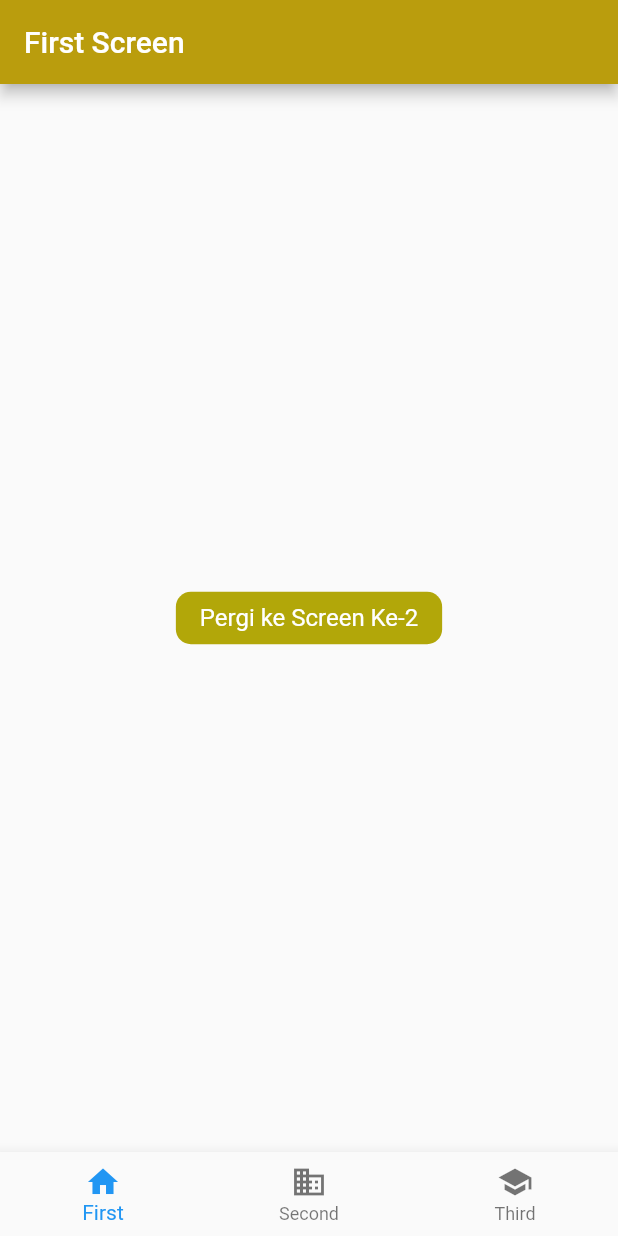
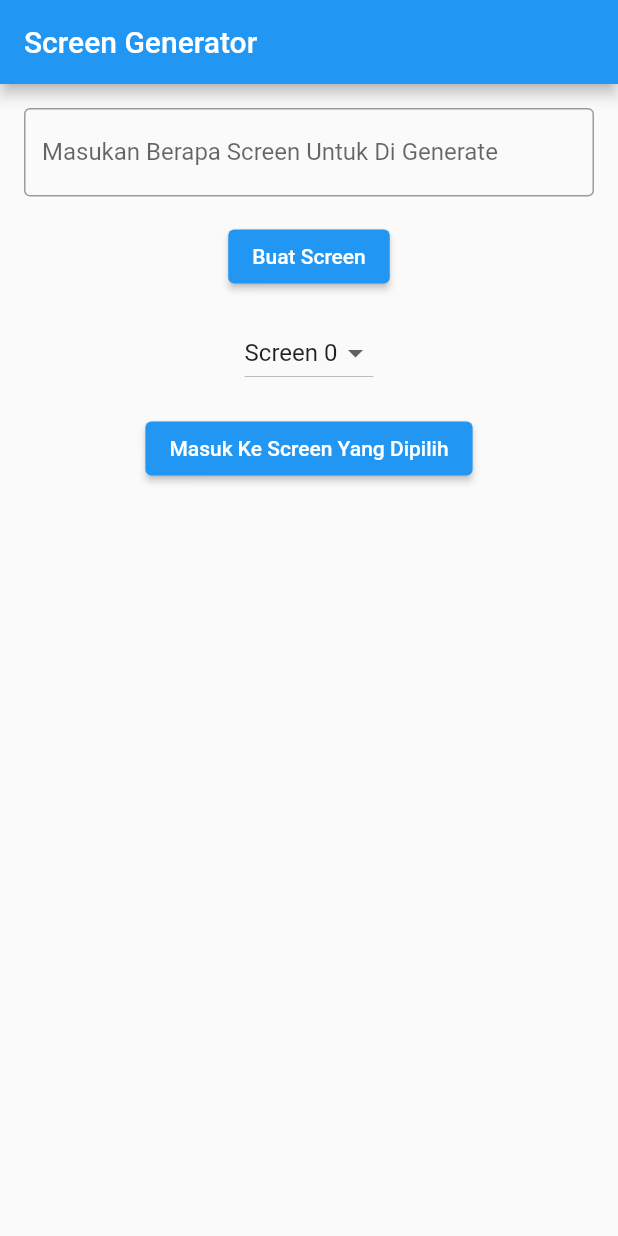
Before and after one commit to rinogabriel/tugaslabflutter, a Flutter app: the screen it shows after launch, on a phone screen of 412 x 824 dp. Run offline on Flutter 3.47's test engine with Material 2 defaults, Android fonts, the light colour scheme and no system bars.

Commit message:
first commit

```diff
--- a/lib/first_screen.dart
+++ b/lib/first_screen.dart
@@ -1,37 +1,90 @@
 import 'package:flutter/material.dart';
-import 'second_screen.dart';
+// import 'second_screen.dart';
 
-class FirstScreen extends StatelessWidget {
+void main() {
+  runApp(MyApp());
+}
+
+class MyApp extends StatelessWidget {
+  @override
+  Widget build(BuildContext context) {
+    return MaterialApp(
+      home: FirstScreen(),
+    );
+  }
+}
+
+class FirstScreen extends StatefulWidget {
+  @override
+  _FirstScreenState createState() => _FirstScreenState();
+}
+
+class _FirstScreenState extends State<FirstScreen> {
+  int _selectedIndex = 0; // Untuk melacak tab yang dipilih.
+  List<Widget> _tabs = []; // Daftar layar yang dibuka.
+  List<String> _titles = []; // Daftar judul sesuai urutan layar.
+
+  @override
+  void initState() {
+    super.initState();
+    _generateTabs(2); // Generate 2 layar awal
+  }
+
+  void _generateTabs(int numberOfTabs) {
+    _tabs = List.generate(numberOfTabs, (index) => FirstTab(index + 1));
+    _titles = List.generate(numberOfTabs, (index) => 'Screen ${index + 1}');
+  }
+
   @override
   Widget build(BuildContext context) {
     return Scaffold(
       appBar: AppBar(
-        title: Text('First Screen'),
+        title: Text(_titles[_selectedIndex]), // Tampilkan judul sesuai urutan layar yang dibuka.
         backgroundColor: Color.fromARGB(255, 186, 157, 13),
       ),
-      body: Center(
-        child: InkWell(
-          onTap: () {
-            // Navigate to the second screen.
-            Navigator.push(context, MaterialPageRoute(builder: (context) => SecondScreen()));
-          },
-          child: AnimatedContainer(
-            duration: Duration(milliseconds: 900),
-            decoration: BoxDecoration(
-              borderRadius: BorderRadius.circular(10.0),
-              color: Color.fromARGB(255, 178, 167, 9),
-            ),
-            padding: EdgeInsets.symmetric(horizontal: 16, vertical: 8),
-            child: Text(
-              'Pergi ke Screen Ke-2',
-              style: TextStyle(
-                color: Colors.white,
-                fontSize: 16,
-              ),
-            ),
+      body: _tabs[_selectedIndex], // Tampilkan tab yang dipilih.
+      bottomNavigationBar: BottomNavigationBar(
+        items: [
+          BottomNavigationBarItem(
+            icon: Icon(Icons.home),
+            label: 'Tab 1',
           ),
-        ),
+          BottomNavigationBarItem(
+            icon: Icon(Icons.business),
+            label: 'Tab 2',
+          ),
+        ],
+        currentIndex: _selectedIndex,
+        onTap: (int index) {
+          setState(() {
+            _selectedIndex = index;
+          });
+        },
       ),
     );
   }
 }
+
+class FirstTab extends StatelessWidget {
+  final int screenNumber;
+
+  FirstTab(this.screenNumber);
+
+  @override
+  Widget build(BuildContext context) {
+    return Center(
+      child: Column(
+        mainAxisAlignment: MainAxisAlignment.center,
+        children:  [
+          ElevatedButton(
+            onPressed: () {
+              // Kembali ke tampilan utama saat tombol "Kembali ke Tampilan Utama" ditekan.
+              Navigator.pop(context);
+            },
+            child: Text('Kembali ke Tampilan Utama'),
+          ),
+        ],
+      ),
+    );
+  }
+}
--- a/lib/main.dart
+++ b/lib/main.dart
@@ -5,72 +5,109 @@ import 'third_screen.dart';
 
 void main() {
   runApp(MaterialApp(
-    title: 'Navigation Codelab',
+    title: 'Screen Selection',
     theme: ThemeData(
       primarySwatch: Colors.blue,
     ),
-    initialRoute: '/',
-    routes: {
-      '/': (context) => MyBottomNavigationBar(),
-      '/first': (context) => FirstScreen(),
-      '/second': (context) => SecondScreen(),
-      '/third': (context) => ThirdScreen(),
-    },
+    home: ScreenSelection(),
   ));
 }
 
-class MyBottomNavigationBar extends StatefulWidget {
+class ScreenSelection extends StatefulWidget {
   @override
-  _MyBottomNavigationBarState createState() => _MyBottomNavigationBarState();
+  _ScreenSelectionState createState() => _ScreenSelectionState();
 }
 
-class _MyBottomNavigationBarState extends State<MyBottomNavigationBar> {
-  int _currentIndex = 0;
+class _ScreenSelectionState extends State<ScreenSelection> {
+  int _selectedScreen = 0;
+  List<Widget> screens = [];
+  TextEditingController _controller = TextEditingController();
 
-  final List<Widget> _screens = [
-    FirstScreen(),
-    SecondScreen(),
-    ThirdScreen(),
-  ];
+  @override
+  void initState() {
+    super.initState();
+    _generateScreens(3); // menambahkan 3 layar yang sudah ada
+  }
+
+  void _generateScreens(int number) {
+    screens.clear();
+    for (int i = 0; i < number; i++) {
+      if (i == 1) {
+        screens.add(SecondScreen()); // menambahkan screen kedua
+      } else if (i == 2) {
+        screens.add(ThirdScreen()); // menambahkan screen ketiga
+      } else {
+        screens.add(FirstScreen()); // menambahkan screen pertama
+      }
+    }
+    setState(() {}); // mentriger widget
+  }
+
+  void _navigateToSelectedScreen() {
+    if (_selectedScreen >= 0 && _selectedScreen < screens.length) {
+      Navigator.push(
+        context,
+        MaterialPageRoute(
+          builder: (context) => screens[_selectedScreen],
+        ),
+      );
+    }
+  }
 
   @override
   Widget build(BuildContext context) {
     return Scaffold(
-      body: _screens[_currentIndex],
-      bottomNavigationBar: BottomNavigationBar(
-        currentIndex: _currentIndex,
-        onTap: (index) {
+      appBar: AppBar(
+        title: Text('Screen Generator'),
+      ),
+      body: Padding(
+        padding: const EdgeInsets.all(16.0),
+        child: Column(
+          crossAxisAlignment: CrossAxisAlignment.center,
+          children: <Widget>[
+            TextFormField(
+              controller: _controller,
+              keyboardType: TextInputType.number,
+              decoration: InputDecoration(
+                labelText: 'Masukan Berapa Screen Untuk Di Generate',
+                border: OutlineInputBorder(),
+              ),
+            ),
+            SizedBox(height: 16),
+            ElevatedButton(
+              onPressed: () {
+                int number = int.tryParse(_controller.text) ?? 0;
+                _generateScreens(number);
+              },
+              child: Text('Buat Screen'),
+            ),
+            SizedBox(height: 16),
+            if (screens.isNotEmpty)
+              DropdownButton<int>(
+                value: _selectedScreen,
+                items: List.generate(
+                  screens.length,
+                  (index) {
+                    return DropdownMenuItem(
+                      value: index,
+                      child: Text('Screen $index'),
+                    );
+                  },
+                ),
+                onChanged: (int? newValue) {
                   setState(() {
-            _currentIndex = index;
+                    _selectedScreen = newValue!;
                   });
-
-          // Use Navigator to navigate to the appropriate route based on the index.
-          switch (index) {
-            case 0:
-              Navigator.pushNamed(context, '/first');
-              break;
-            case 1:
-              Navigator.pushNamed(context, '/second');
-              break;
-            case 2:
-              Navigator.pushNamed(context, '/third');
-              break;
-          }
                 },
-        items: [
-          BottomNavigationBarItem(
-            icon: Icon(Icons.home),
-            label: 'First',
               ),
-          BottomNavigationBarItem(
-            icon: Icon(Icons.business),
-            label: 'Second',
-          ),
-          BottomNavigationBarItem(
-            icon: Icon(Icons.school),
-            label: 'Third',
+            SizedBox(height: 16),
+            if (screens.isNotEmpty)
+              ElevatedButton(
+                onPressed: _navigateToSelectedScreen,
+                child: Text('Masuk Ke Screen Yang Dipilih'),
               ),
           ],
+        ),
       ),
     );
   }
```
Also changed, not shown: lib/second_screen.dart (+79 -8 lines), lib/third_screen.dart (+56 -4 lines). Lines whose indentation alone changed are shown as unchanged.
